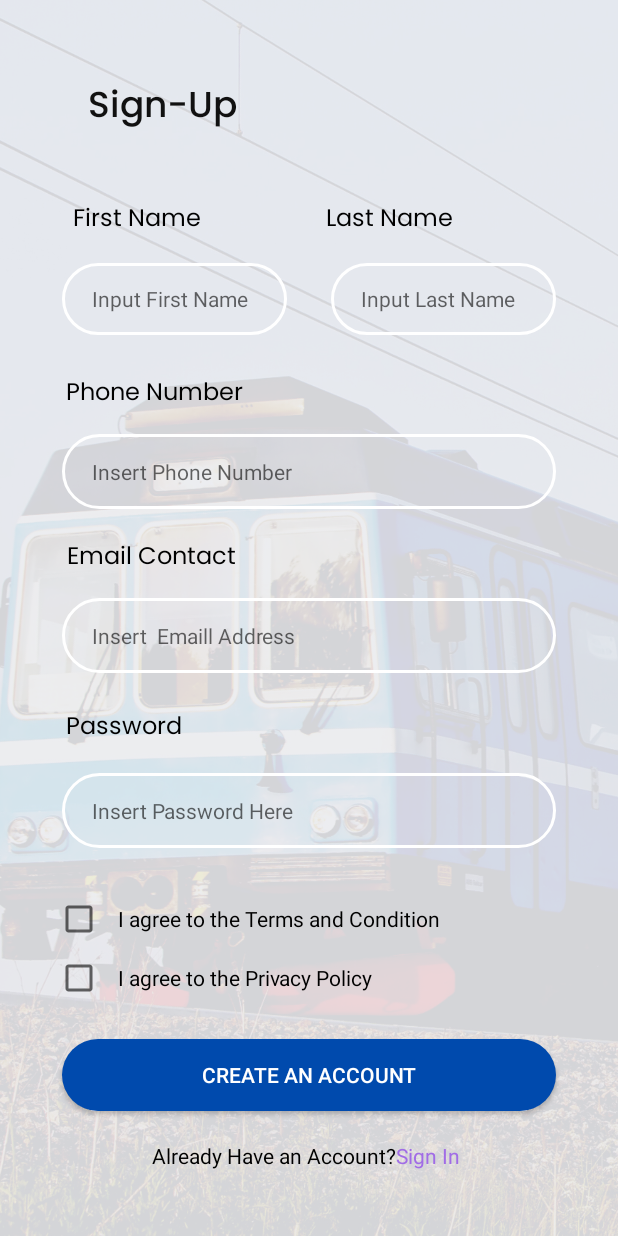
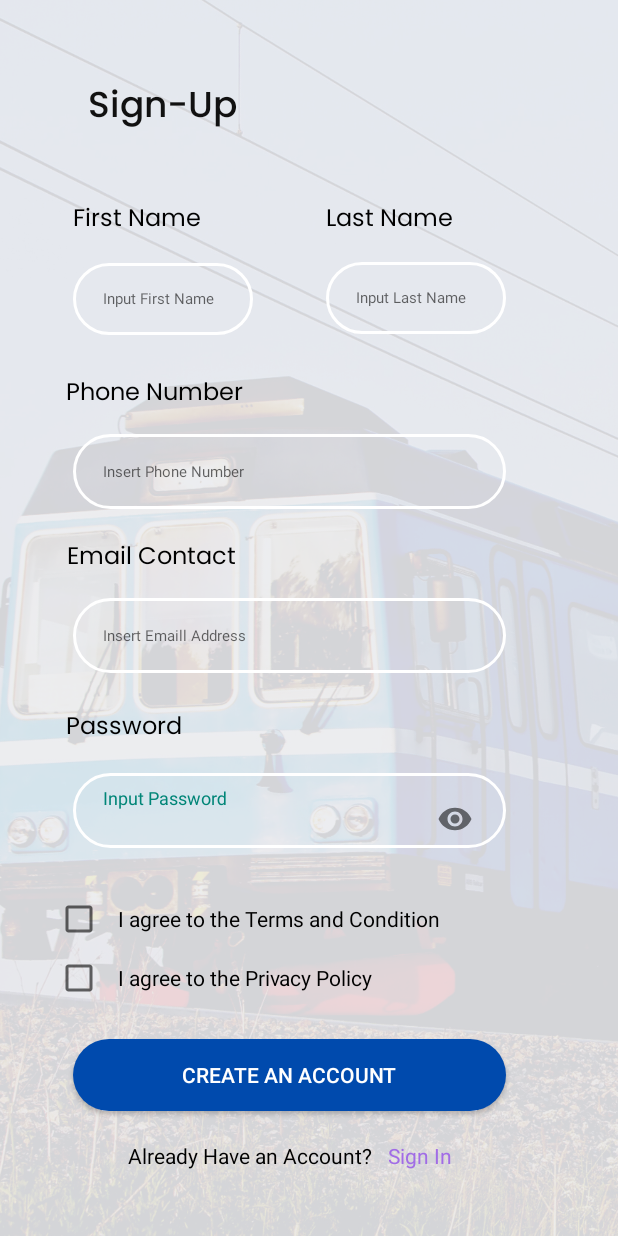
Before and after one commit to AshleyPojol/PNR-Companion, an Android app: the RegisterActivity screen opened directly, with no data from a screen before it, on a phone screen of 412 x 824 dp. Run offline under Robolectric (Android 15) with nearby library versions, the phone set to English and light mode, and no system bars; 1 statement that could not run was skipped.

Commit message:
PNR Companion, Ashie (Password Hidden)

```diff
--- /dev/null
+++ b/app/src/main/res/drawable/btn_trans.xml
@@ -0,0 +1,5 @@
+<?xml version="1.0" encoding="utf-8"?>
+<shape xmlns:android="http://schemas.android.com/apk/res/android">
+    <solid android:color="@color/transparent"/>
+    <corners android:radius="70dp"/>
+</shape>
--- a/app/src/main/res/layout/activity_login.xml
+++ b/app/src/main/res/layout/activity_login.xml
@@ -13,16 +13,18 @@
         android:layout_height="wrap_content"
         android:layout_marginStart="41dp"
         android:layout_marginTop="52dp"
+        android:layout_marginBottom="36dp"
         android:fontFamily="@font/poppins_medium"
         android:text="Login"
         android:textColor="#111111"
         android:textSize="24sp"
+        app:layout_constraintBottom_toTopOf="@+id/txt_Fname"
         app:layout_constraintEnd_toEndOf="parent"
         app:layout_constraintHorizontal_bias="0.065"
         app:layout_constraintStart_toStartOf="parent"
         app:layout_constraintTop_toTopOf="parent" />
 
-    <EditText
+    <com.google.android.material.textfield.TextInputLayout
         android:id="@+id/inputPassword"
         android:layout_width="300dp"
         android:layout_height="50dp"
@@ -31,7 +33,6 @@
         android:drawableLeft="@drawable/ic_baseline_security"
         android:drawablePadding="10dp"
         android:ems="10"
-        android:hint="Insert your Password here"
         android:inputType="textPersonName"
         android:paddingLeft="20dp"
         android:paddingTop="10dp"
@@ -39,12 +40,28 @@
         android:paddingBottom="10dp"
         android:textColor="#000000"
         android:textSize="14sp"
+        app:passwordToggleEnabled="true"
         app:layout_constraintBottom_toBottomOf="parent"
         app:layout_constraintEnd_toEndOf="@+id/input_Fname"
         app:layout_constraintHorizontal_bias="0.0"
         app:layout_constraintStart_toStartOf="@+id/input_Fname"
         app:layout_constraintTop_toTopOf="parent"
-        app:layout_constraintVertical_bias="0.394" />
+        app:layout_constraintVertical_bias="0.394" >
+
+        <com.google.android.material.textfield.TextInputEditText
+            android:layout_width="match_parent"
+            android:layout_height="match_parent"
+            android:autoText="false"
+            android:background="@drawable/btn_trans"
+            android:ems="8"
+            android:inputType="textPassword"
+            android:paddingTop="10dp"
+            android:paddingRight="10dp"
+            android:paddingBottom="10dp"
+            android:textColor="#000000"
+            android:textSize="10sp" />
+
+    </com.google.android.material.textfield.TextInputLayout>
 
     <EditText
         android:id="@+id/input_Fname"
@@ -180,6 +197,7 @@
         android:drawableStart="@drawable/facebook"
         android:fontFamily="@font/poppins"
         android:paddingLeft="15dp"
+        android:paddingRight="15dp"
         android:text="Facebook"
         android:textAllCaps="false"
         android:textColor="#FFFFFF"
@@ -199,6 +217,7 @@
         android:drawableStart="@drawable/google"
         android:fontFamily="@font/poppins"
         android:paddingLeft="15dp"
+        android:paddingRight="15dp"
         android:text="Google"
         android:textAllCaps="false"
         android:textColor="#FFFFFF"
--- a/app/src/main/res/layout/activity_register.xml
+++ b/app/src/main/res/layout/activity_register.xml
@@ -7,28 +7,46 @@
     tools:context=".RegisterActivity"
     android:background="@drawable/bbgr">
 
-    <EditText
+    <com.google.android.material.textfield.TextInputLayout
         android:id="@+id/input_pass2"
         android:layout_width="0dp"
         android:layout_height="50dp"
+        android:autofillHints=""
         android:background="@drawable/input_bg"
         android:drawablePadding="10dp"
-        android:ems="10"
-        android:hint="Insert Password Here"
         android:inputType="textPersonName"
         android:paddingLeft="20dp"
         android:paddingTop="10dp"
         android:paddingRight="10dp"
         android:paddingBottom="10dp"
         android:textColor="#000000"
-        android:textSize="14sp"
+        android:textSize="10sp"
+        app:passwordToggleEnabled="true"
         app:layout_constraintBottom_toBottomOf="parent"
         app:layout_constraintEnd_toEndOf="@+id/input_Lname"
         app:layout_constraintHorizontal_bias="0.0"
         app:layout_constraintStart_toStartOf="@+id/input_Fname"
         app:layout_constraintTop_toTopOf="parent"
-        app:layout_constraintVertical_bias="0.666"
-        android:autofillHints="" />
+        app:layout_constraintVertical_bias="0.666">
+
+        <com.google.android.material.textfield.TextInputEditText
+            android:layout_width="match_parent"
+            android:layout_height="match_parent"
+            android:autoText="false"
+            android:background="@drawable/btn_trans"
+            android:ems="8"
+            android:hint="Input Password"
+            android:inputType="textPassword"
+            android:paddingTop="10dp"
+            android:paddingRight="10dp"
+            android:paddingBottom="10dp"
+            android:textColor="#000000"
+            android:textSize="10sp" />
+
+</com.google.android.material.textfield.TextInputLayout>
+
+
+
 
     <TextView
         android:id="@+id/txt_pass2"
@@ -62,9 +80,8 @@
 
     <EditText
         android:id="@+id/input_Fname"
-        android:layout_width="150dp"
+        android:layout_width="120dp"
         android:layout_height="48dp"
-        android:layout_marginStart="41dp"
         android:layout_marginEnd="41dp"
         android:background="@drawable/input_bg"
         android:drawablePadding="10dp"
@@ -76,11 +93,11 @@
         android:paddingRight="10dp"
         android:paddingBottom="10dp"
         android:textColor="#000000"
-        android:textSize="14sp"
+        android:textSize="10sp"
         app:layout_constraintBottom_toBottomOf="parent"
         app:layout_constraintEnd_toEndOf="parent"
         app:layout_constraintHorizontal_bias="0.0"
-        app:layout_constraintStart_toStartOf="parent"
+        app:layout_constraintStart_toStartOf="@+id/txt_Fname"
         app:layout_constraintTop_toTopOf="parent"
         app:layout_constraintVertical_bias="0.226" />
 
@@ -98,7 +115,7 @@
         android:paddingRight="10dp"
         android:paddingBottom="10dp"
         android:textColor="#000000"
-        android:textSize="14sp"
+        android:textSize="10sp"
         app:layout_constraintBottom_toBottomOf="parent"
         app:layout_constraintEnd_toEndOf="@+id/input_Lname"
         app:layout_constraintHorizontal_bias="0.0"
@@ -108,9 +125,8 @@
 
     <EditText
         android:id="@+id/input_Lname"
-        android:layout_width="150dp"
+        android:layout_width="120dp"
         android:layout_height="48dp"
-        android:layout_marginStart="41dp"
         android:layout_marginEnd="41dp"
         android:background="@drawable/input_bg"
         android:drawablePadding="10dp"
@@ -122,13 +138,13 @@
         android:paddingRight="10dp"
         android:paddingBottom="10dp"
         android:textColor="#000000"
-        android:textSize="14sp"
+        android:textSize="10sp"
         app:layout_constraintBottom_toBottomOf="parent"
         app:layout_constraintEnd_toEndOf="parent"
-        app:layout_constraintHorizontal_bias="1.0"
-        app:layout_constraintStart_toStartOf="parent"
+        app:layout_constraintHorizontal_bias="0.0"
+        app:layout_constraintStart_toStartOf="@+id/txt_Lname"
         app:layout_constraintTop_toTopOf="parent"
-        app:layout_constraintVertical_bias="0.226" />
+        app:layout_constraintVertical_bias="0.225" />
 
     <TextView
         android:id="@+id/txt_Fname"
@@ -167,14 +183,14 @@
         android:background="@drawable/input_bg"
         android:drawablePadding="10dp"
         android:ems="10"
-        android:hint="Insert  Emaill Address"
+        android:hint="Insert Emaill Address"
         android:inputType="textPersonName"
         android:paddingLeft="20dp"
         android:paddingTop="10dp"
         android:paddingRight="10dp"
         android:paddingBottom="10dp"
         android:textColor="#000000"
-        android:textSize="14sp"
+        android:textSize="10sp"
         app:layout_constraintBottom_toBottomOf="parent"
         app:layout_constraintEnd_toEndOf="@+id/input_Lname"
         app:layout_constraintHorizontal_bias="0.0"
@@ -262,12 +278,12 @@
         android:layout_height="wrap_content"
         android:text="Already Have an Account?"
         android:textColor="#000000"
-        app:layout_constraintBottom_toBottomOf="parent"
+        app:layout_constraintBottom_toBottomOf="@+id/txt_signup1"
         app:layout_constraintEnd_toEndOf="parent"
-        app:layout_constraintHorizontal_bias="0.407"
+        app:layout_constraintHorizontal_bias="0.342"
         app:layout_constraintStart_toStartOf="parent"
-        app:layout_constraintTop_toTopOf="parent"
-        app:layout_constraintVertical_bias="0.945" />
+        app:layout_constraintTop_toTopOf="@+id/txt_signup1"
+        app:layout_constraintVertical_bias="0.0" />
 
     <TextView
         android:id="@+id/txt_signup1"
@@ -277,7 +293,7 @@
         android:textColor="@color/purple"
         app:layout_constraintBottom_toBottomOf="parent"
         app:layout_constraintEnd_toEndOf="parent"
-        app:layout_constraintHorizontal_bias="0.715"
+        app:layout_constraintHorizontal_bias="0.701"
         app:layout_constraintStart_toStartOf="parent"
         app:layout_constraintTop_toTopOf="parent"
         app:layout_constraintVertical_bias="0.945" />
--- a/app/src/main/res/values/colors.xml
+++ b/app/src/main/res/values/colors.xml
@@ -9,4 +9,5 @@
     <color name="white">#FFFFFFFF</color>
     <color name="dark_blue">#004AAD</color>
     <color name="purple">#a16ce6</color>
+    <color name="transparent">#00000000</color>
 </resources>
```
